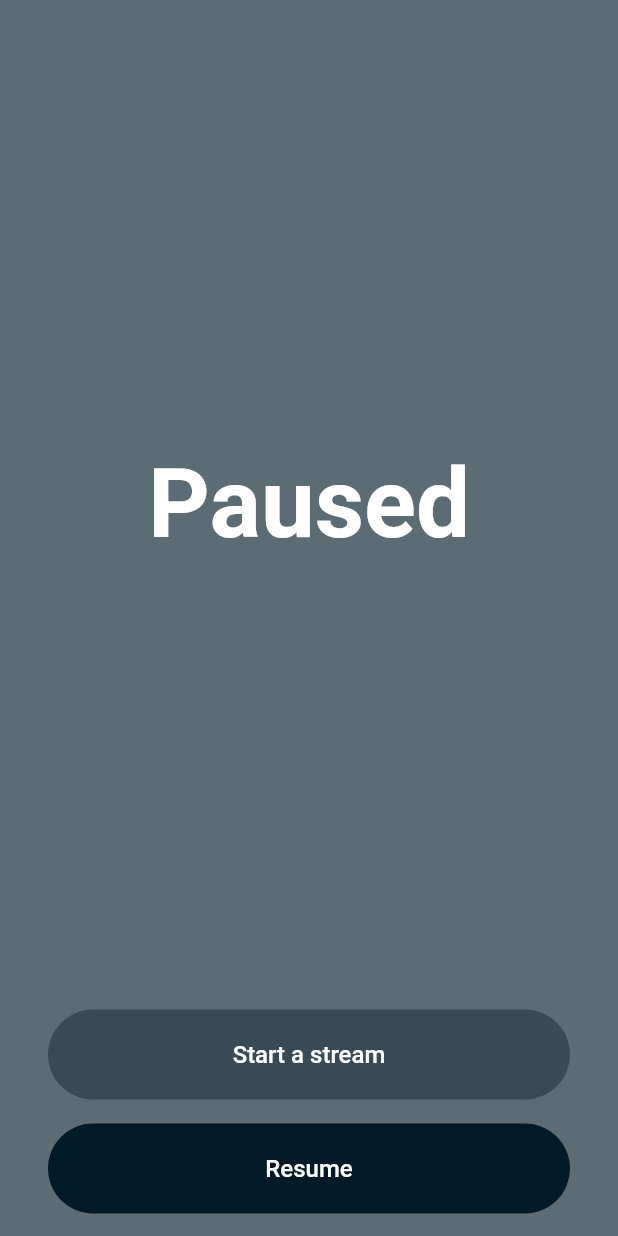
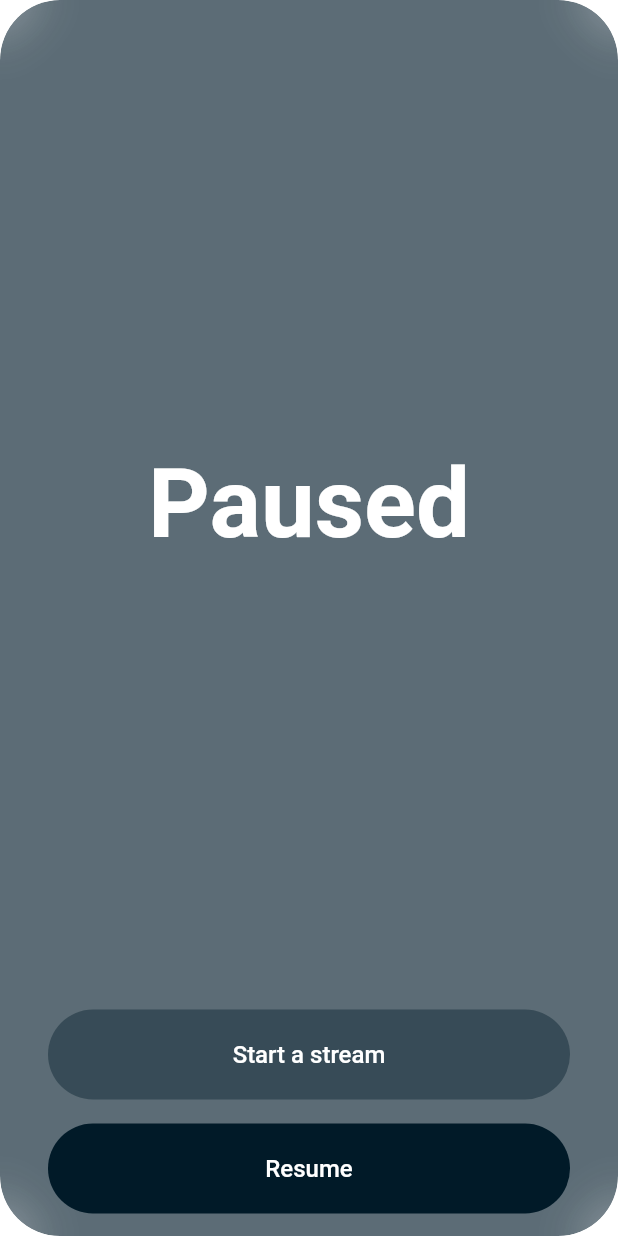
Before and after one commit to artieeg/warpy, a Flutter app: the PausedMenuScreen screen opened by its route, on a phone screen of 412 x 824 dp. Run offline on Flutter 3.47's test engine with Material 2 defaults, Android fonts, the phone set to English and light mode, and no system bars; our stand-ins replace flutter_secure_storage, get_it, video_player; missing offline and left inert: flutter_ion, flutter_webrtc; accounts and stored records are empty.

Commit message:
warpy: clip screens

```diff
--- a/warpy/lib/components/stream.dart
+++ b/warpy/lib/components/stream.dart
@@ -59,9 +59,8 @@ class _StreamState extends State<Stream> {
               width: size.width,
               height: size.height,
               child: RTCVideoView(renderer,
-                  objectFit: RTCVideoViewObjectFit.RTCVideoViewObjectFitCover))
-          //VideoPlayer(_controller)),
-          ),
+                  objectFit:
+                      RTCVideoViewObjectFit.RTCVideoViewObjectFitCover))),
     );
   }
 
--- a/warpy/lib/screens/paused_menu.dart
+++ b/warpy/lib/screens/paused_menu.dart
@@ -5,7 +5,9 @@ import 'dart:ui' as ui;
 class PausedMenuScreen extends StatelessWidget {
   @override
   Widget build(BuildContext context) {
-    return Scaffold(
+    return ClipRRect(
+        borderRadius: BorderRadius.circular(40.0),
+        child: Scaffold(
             backgroundColor: Color.fromRGBO(1, 26, 40, 0.4),
             body: BackdropFilter(
               filter: ui.ImageFilter.blur(
@@ -13,8 +15,8 @@ class PausedMenuScreen extends StatelessWidget {
                 sigmaY: 16.0,
               ),
               child: Padding(
-            padding:
-                const EdgeInsets.only(left: 32, top: 0, right: 32, bottom: 15),
+                padding: const EdgeInsets.only(
+                    left: 32, top: 0, right: 32, bottom: 15),
                 child: Center(
                   child: Column(
                       mainAxisAlignment: MainAxisAlignment.end,
@@ -22,15 +24,16 @@ class PausedMenuScreen extends StatelessWidget {
                       children: [
                         renderPausedText(context),
                         RoundTextButton("Start a stream",
-                        onTap: () =>
-                            Navigator.of(context).pushReplacementNamed("/stream/new")),
+                            onTap: () => Navigator.of(context)
+                                .pushReplacementNamed("/stream/new")),
                         const SizedBox(height: 16),
                         RoundTextButton("Resume",
-                        opaque: true, onTap: () => Navigator.of(context).pop())
+                            opaque: true,
+                            onTap: () => Navigator.of(context).pop())
                       ]),
                 ),
               ),
-        ));
+            )));
   }
 
   Expanded renderPausedText(BuildContext context) {
```
Also changed, not shown: warpy/lib/main.dart (+9 -6 lines). Lines whose indentation alone changed are shown as unchanged.
